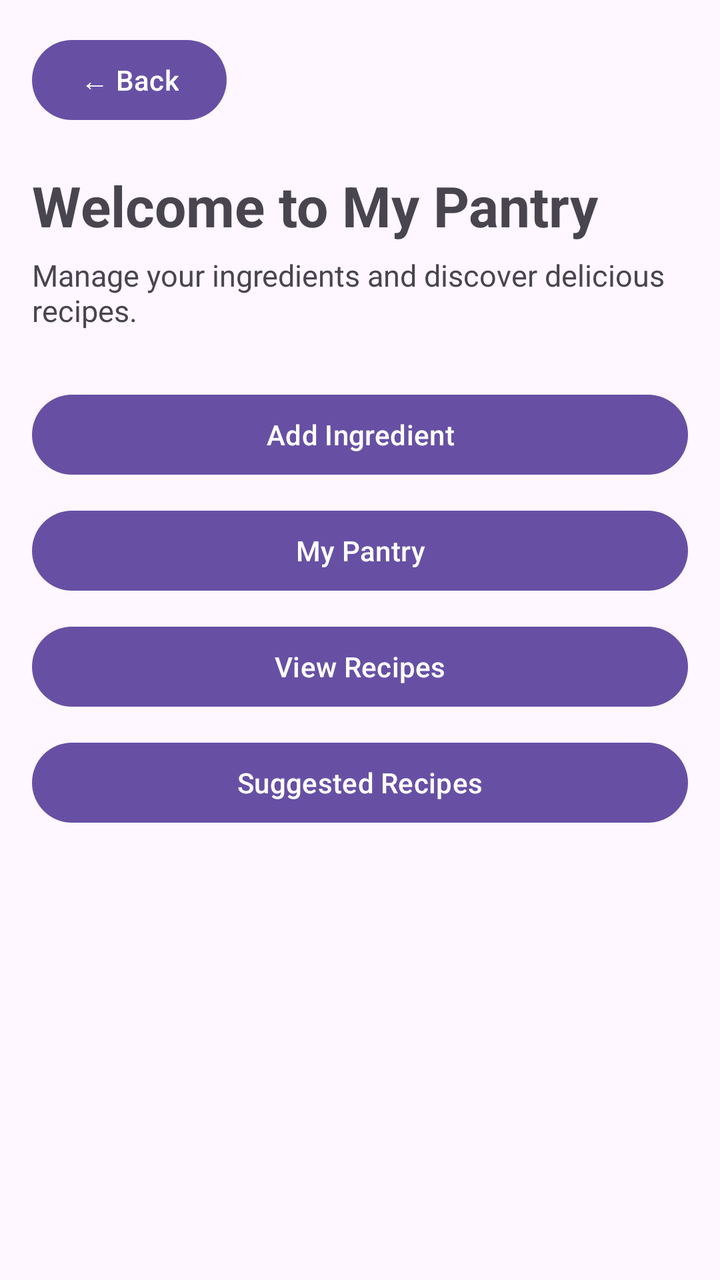
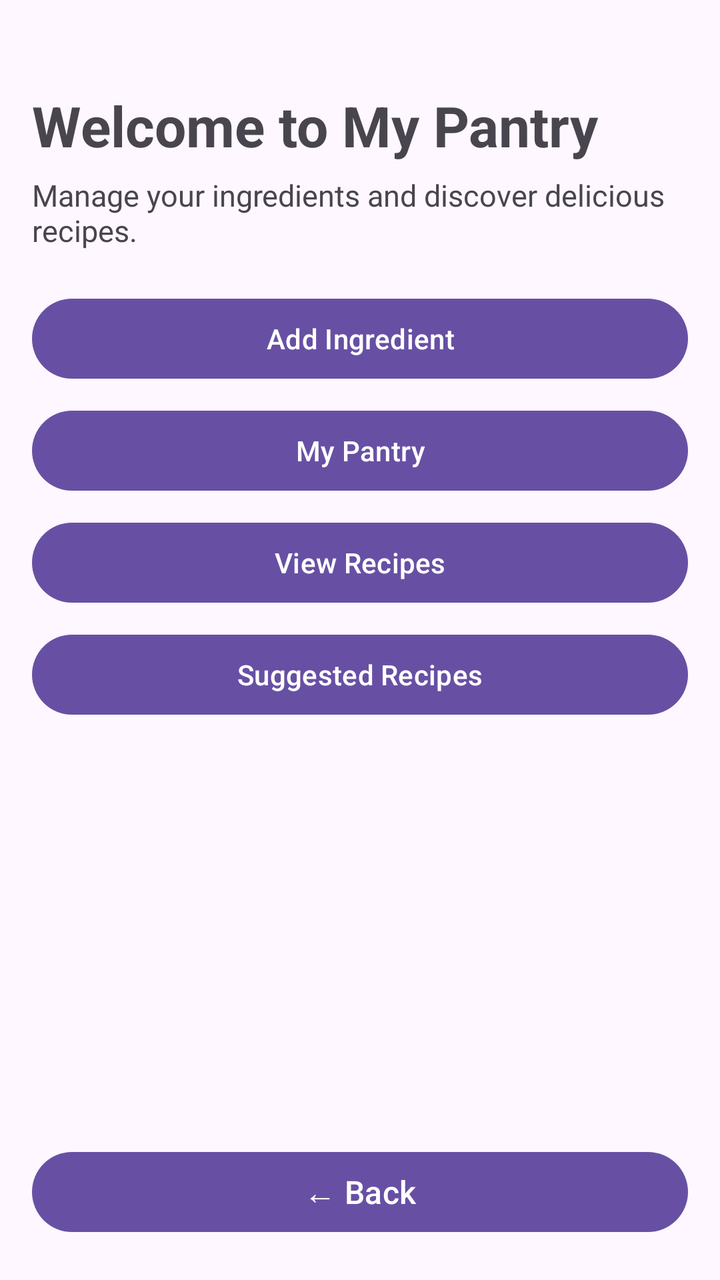

Before-and-after screenshots of an Android layout around one commit, followed by the original layout XML and the change that was made.
<!-- AndroidManifest.xml: application theme Theme.SmartPantryManager -->
<!-- res/layout/activity_main.xml -->
<?xml version="1.0" encoding="utf-8"?>
<LinearLayout
    xmlns:android="http://schemas.android.com/apk/res/android"
    android:layout_width="match_parent"
    android:layout_height="match_parent"
    android:orientation="vertical"
    android:padding="16dp">

    
    <Button
        android:id="@+id/btnBackWelcome"
        android:layout_width="wrap_content"
        android:layout_height="wrap_content"
        android:text="← Back" />

    
    <TextView
        android:id="@+id/tvPantryTitle"
        android:layout_width="match_parent"
        android:layout_height="wrap_content"
        android:layout_marginTop="20dp"
        android:text="Welcome to My Pantry"
        android:textSize="28sp"
        android:textStyle="bold" />

    
    <TextView
        android:id="@+id/tvPantrySubtitle"
        android:layout_width="match_parent"
        android:layout_height="wrap_content"
        android:layout_marginTop="6dp"
        android:text="Manage your ingredients and discover delicious recipes."
        android:textSize="15sp" />

    
    <Button
        android:id="@+id/btnAddIngredient"
        android:layout_width="match_parent"
        android:layout_height="wrap_content"
        android:layout_marginTop="28dp"
        android:text="Add Ingredient" />

    
    <Button
        android:id="@+id/btnMyPantry"
        android:layout_width="match_parent"
        android:layout_height="wrap_content"
        android:layout_marginTop="10dp"
        android:text="My Pantry" />

    
    <Button
        android:id="@+id/btnViewRecipes"
        android:layout_width="match_parent"
        android:layout_height="wrap_content"
        android:layout_marginTop="10dp"
        android:text="View Recipes" />

    
    <Button
        android:id="@+id/btnSuggestedRecipes"
        android:layout_width="match_parent"
        android:layout_height="wrap_content"
        android:layout_marginTop="10dp"
        android:text="Suggested Recipes" />

</LinearLayout>
<!-- resources referenced by this layout -->
<resources>
  <style name="Theme.SmartPantryManager" parent="Base.Theme.SmartPantryManager" />
  <style name="Base.Theme.SmartPantryManager" parent="Theme.Material3.DayNight.NoActionBar">
          
          
      </style>
</resources>

<!-- the commit's change to res/layout/activity_main.xml (unified diff, before → after) -->
@@ -1,67 +1,91 @@
 <?xml version="1.0" encoding="utf-8"?>
-<LinearLayout
+<androidx.constraintlayout.widget.ConstraintLayout
     xmlns:android="http://schemas.android.com/apk/res/android"
+    xmlns:app="http://schemas.android.com/apk/res-auto"
     android:layout_width="match_parent"
     android:layout_height="match_parent"
-    android:orientation="vertical"
     android:padding="16dp">
+
+    
+    <TextView
+        android:id="@+id/tvPantryTitle"
+        android:layout_width="0dp"
+        android:layout_height="wrap_content"
+        android:layout_marginTop="28dp"
+        android:text="Welcome to My Pantry"
+        android:textSize="28sp"
+        android:textStyle="bold"
+        app:layout_constraintTop_toTopOf="parent"
+        app:layout_constraintStart_toStartOf="parent"
+        app:layout_constraintEnd_toEndOf="parent" />
+
+    
+    <TextView
+        android:id="@+id/tvPantrySubtitle"
+        android:layout_width="0dp"
+        android:layout_height="wrap_content"
+        android:layout_marginTop="6dp"
+        android:text="Manage your ingredients and discover delicious recipes."
+        android:textSize="15sp"
+        app:layout_constraintTop_toBottomOf="@id/tvPantryTitle"
+        app:layout_constraintStart_toStartOf="parent"
+        app:layout_constraintEnd_toEndOf="parent" />
+
+    
+    <Button
+        android:id="@+id/btnAddIngredient"
+        android:layout_width="0dp"
+        android:layout_height="wrap_content"
+        android:layout_marginTop="20dp"
+        android:text="Add Ingredient"
+        app:layout_constraintTop_toBottomOf="@id/tvPantrySubtitle"
+        app:layout_constraintStart_toStartOf="parent"
+        app:layout_constraintEnd_toEndOf="parent" />
+
+    
+    <Button
+        android:id="@+id/btnMyPantry"
+        android:layout_width="0dp"
+        android:layout_height="wrap_content"
+        android:layout_marginTop="8dp"
+        android:text="My Pantry"
+        app:layout_constraintTop_toBottomOf="@id/btnAddIngredient"
+        app:layout_constraintStart_toStartOf="parent"
+        app:layout_constraintEnd_toEndOf="parent" />
+
+    
+    <Button
+        android:id="@+id/btnViewRecipes"
+        android:layout_width="0dp"
+        android:layout_height="wrap_content"
+        android:layout_marginTop="8dp"
+        android:text="View Recipes"
+        app:layout_constraintTop_toBottomOf="@id/btnMyPantry"
+        app:layout_constraintStart_toStartOf="parent"
+        app:layout_constraintEnd_toEndOf="parent" />
+
+    
+    <Button
+        android:id="@+id/btnSuggestedRecipes"
+        android:layout_width="0dp"
+        android:layout_height="wrap_content"
+        android:layout_marginTop="8dp"
+        android:text="Suggested Recipes"
+        app:layout_constraintTop_toBottomOf="@id/btnViewRecipes"
+        app:layout_constraintStart_toStartOf="parent"
+        app:layout_constraintEnd_toEndOf="parent" />
 
     
     <Button
         android:id="@+id/btnBackWelcome"
-        android:layout_width="wrap_content"
+        android:layout_width="0dp"
         android:layout_height="wrap_content"
-        android:text="← Back" />
+        android:layout_marginBottom="4dp"
+        android:text="← Back"
+        android:textSize="16sp"
+        android:minHeight="48dp"
+        app:layout_constraintBottom_toBottomOf="parent"
+        app:layout_constraintStart_toStartOf="parent"
+        app:layout_constraintEnd_toEndOf="parent" />
 
-    
-    <TextView
-        android:id="@+id/tvPantryTitle"
-        android:layout_width="match_parent"
-        android:layout_height="wrap_content"
-        android:layout_marginTop="20dp"
-        android:text="Welcome to My Pantry"
-        android:textSize="28sp"
-        android:textStyle="bold" />
-
-    
-    <TextView
-        android:id="@+id/tvPantrySubtitle"
-        android:layout_width="match_parent"
-        android:layout_height="wrap_content"
-        android:layout_marginTop="6dp"
-        android:text="Manage your ingredients and discover delicious recipes."
-        android:textSize="15sp" />
-
-    
-    <Button
-        android:id="@+id/btnAddIngredient"
-        android:layout_width="match_parent"
-        android:layout_height="wrap_content"
-        android:layout_marginTop="28dp"
-        android:text="Add Ingredient" />
-
-    
-    <Button
-        android:id="@+id/btnMyPantry"
-        android:layout_width="match_parent"
-        android:layout_height="wrap_content"
-        android:layout_marginTop="10dp"
-        android:text="My Pantry" />
-
-    
-    <Button
-        android:id="@+id/btnViewRecipes"
-        android:layout_width="match_parent"
-        android:layout_height="wrap_content"
-        android:layout_marginTop="10dp"
-        android:text="View Recipes" />
-
-    
-    <Button
-        android:id="@+id/btnSuggestedRecipes"
-        android:layout_width="match_parent"
-        android:layout_height="wrap_content"
-        android:layout_marginTop="10dp"
-        android:text="Suggested Recipes" />
-
-</LinearLayout>
+</androidx.constraintlayout.widget.ConstraintLayout>
